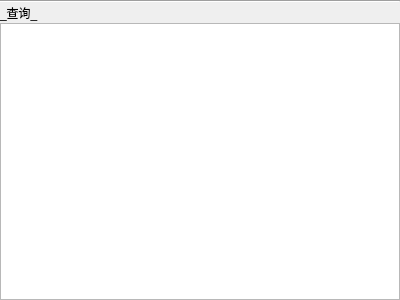
Above: querylist.ui from xhy2539/DBMS-Qt before the change. Below: the same form after it.
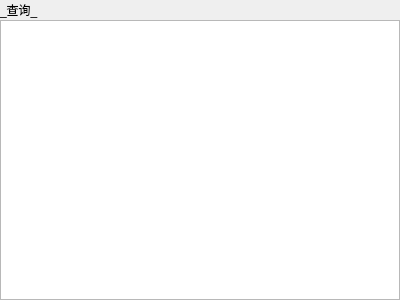
That is the form after the change.

The edit to the form file:
```diff
--- a/querylist.ui
+++ b/querylist.ui
@@ -29,16 +29,6 @@
    <property name="bottomMargin">
     <number>0</number>
    </property>
-   <item>
-    <widget class="Line" name="line">
-     <property name="lineWidth">
-      <number>1</number>
-     </property>
-     <property name="orientation">
-      <enum>Qt::Orientation::Horizontal</enum>
-     </property>
-    </widget>
-   </item>
    <item>
     <layout class="QHBoxLayout" name="horizontalLayout">
      <property name="spacing">
```
